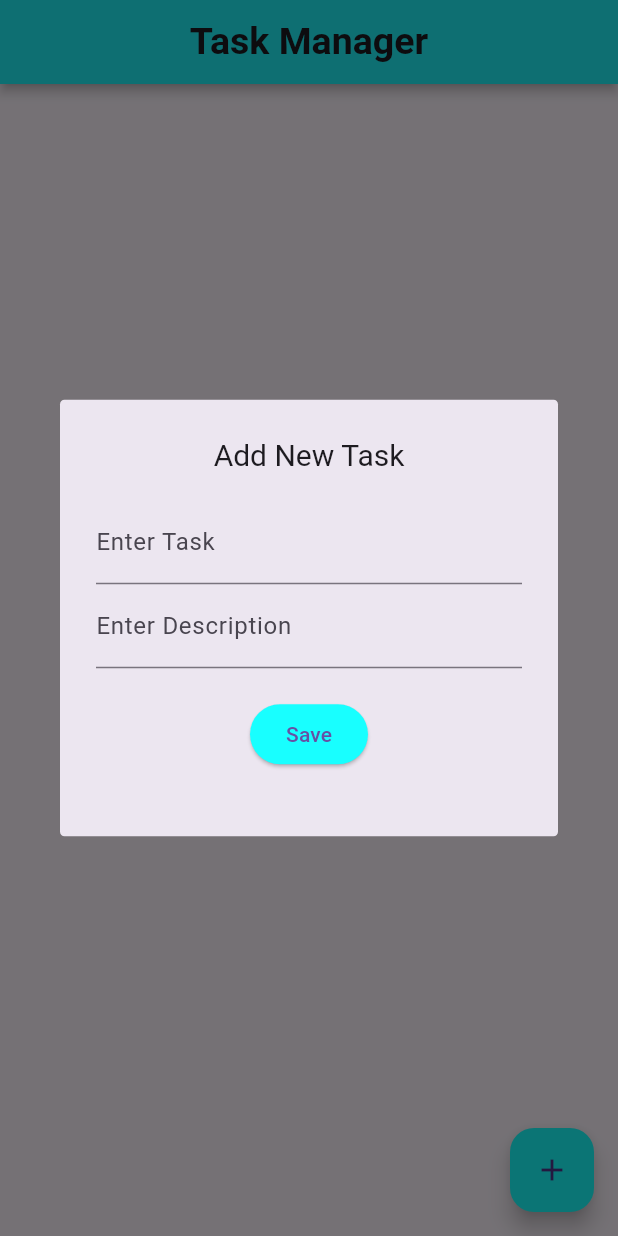
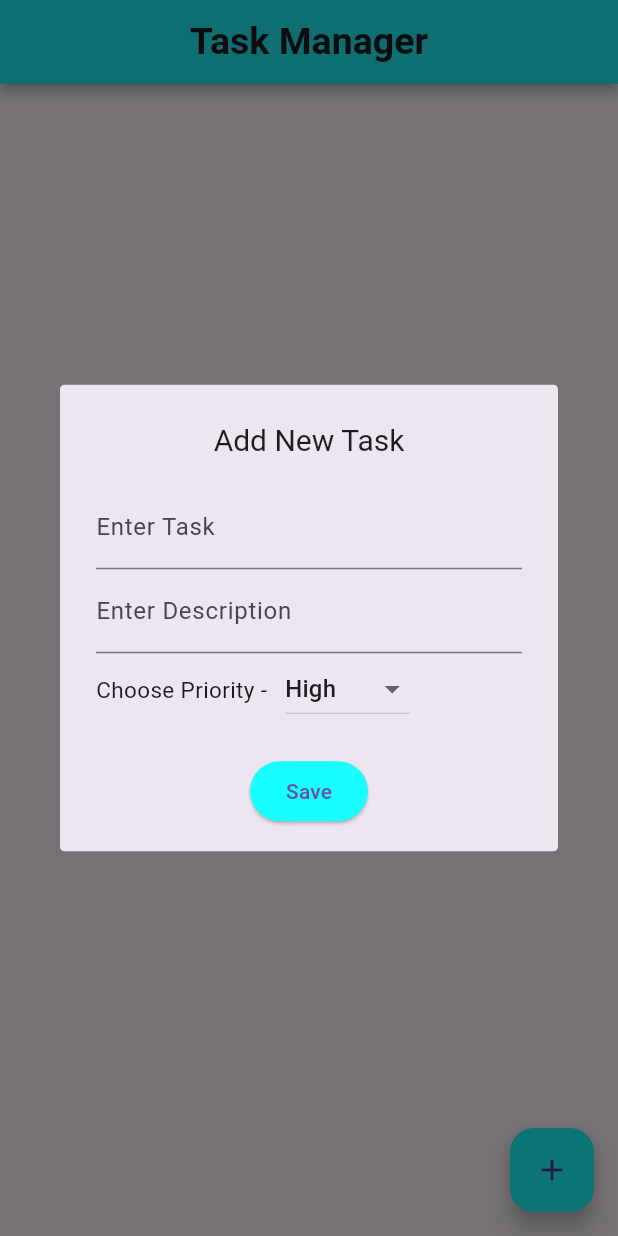
Before and after one commit to piyush-143/task_manager_app, a Flutter app: the screen it shows after launch, after a tap on the "add" icon, on a phone screen of 412 x 824 dp. Run offline on Flutter 3.47's test engine with Material 3 defaults, Android fonts, the phone set to English and light mode, and no system bars.

Commit message:
Add dropDownButton

```diff
--- /dev/null
+++ b/devtools_options.yaml
@@ -0,0 +1,3 @@
+description: This file stores settings for Dart & Flutter DevTools.
+documentation: https://docs.flutter.dev/tools/devtools/extensions#configure-extension-enablement-states
+extensions:
--- a/lib/custom_widgets/custom_dialog_box.dart
+++ b/lib/custom_widgets/custom_dialog_box.dart
@@ -1,15 +1,22 @@
 import 'package:flutter/material.dart';
 import 'package:provider/provider.dart';
+import 'package:task_manager_app/custom_widgets/custom_drop_down_button.dart';
+import 'package:task_manager_app/view_model/priority_provider.dart';
 import 'package:task_manager_app/view_model/task_list_provider.dart';
 
 class CustomDialogBox extends StatefulWidget {
+  Widget priorityWidget = Row();
   final titleController, descpController;
+  String heading;
   VoidCallback onPress;
-  CustomDialogBox(
-      {super.key,
-      required this.onPress,
-      required this.titleController,
-      required this.descpController});
+  CustomDialogBox({
+    super.key,
+    required this.onPress,
+    required this.titleController,
+    required this.descpController,
+    required this.priorityWidget,
+    required this.heading,
+  });
 
   @override
   State<CustomDialogBox> createState() => _CustomDialogBoxState();
@@ -22,15 +29,15 @@ class _CustomDialogBoxState extends State<CustomDialogBox> {
         Provider.of<TaskListProvider>(context, listen: false);
 
     return AlertDialog(
-      title: const Text(
-        "Add New Task",
+      title: Text(
+        widget.heading,
         textAlign: TextAlign.center,
         style: TextStyle(fontSize: 20),
       ),
       shape: RoundedRectangleBorder(borderRadius: BorderRadius.circular(3)),
       content: Container(
         width: 350,
-        height: 200,
+        height: 220,
         child: Column(
           children: [
             TextFormField(
@@ -41,6 +48,7 @@ class _CustomDialogBoxState extends State<CustomDialogBox> {
               controller: widget.descpController,
               decoration: const InputDecoration(labelText: 'Enter Description'),
             ),
+            widget.priorityWidget,
             const SizedBox(
               height: 20,
             ),
--- /dev/null
+++ b/lib/custom_widgets/custom_drop_down_button.dart
@@ -0,0 +1,38 @@
+import 'package:flutter/material.dart';
+import 'package:provider/provider.dart';
+
+import '../view_model/priority_provider.dart';
+
+class CustomDropDownButton extends StatefulWidget {
+  ValueChanged<String?> onChanged;
+  //final String val;
+   CustomDropDownButton({super.key,required this.onChanged});
+
+  @override
+  State<CustomDropDownButton> createState() => _CustomDropDownButtonState();
+}
+
+class _CustomDropDownButtonState extends State<CustomDropDownButton> {
+  @override
+  Widget build(BuildContext context) {
+    return Padding(
+      padding: const EdgeInsets.symmetric(horizontal: 12.0),
+      child: Consumer<PriorityProvider>(
+        builder: (context, value, child) => DropdownButton<String>(
+          value: value.dropdownValue,
+          elevation: 3,
+          // onChanged: (String? newValue) {
+          //   value.setDropDownValue(newValue!);
+          // },
+          onChanged: widget.onChanged,
+          items: value.items.map<DropdownMenuItem<String>>((String item) {
+            return DropdownMenuItem<String>(
+              value: item,
+              child: Text(item),
+            );
+          }).toList(),
+        ),
+      ),
+    );
+  }
+}
--- a/lib/main.dart
+++ b/lib/main.dart
@@ -1,6 +1,7 @@
 import 'package:flutter/material.dart';
 import 'package:provider/provider.dart';
 import 'package:task_manager_app/view/home_view.dart';
+import 'package:task_manager_app/view_model/priority_provider.dart';
 import 'package:task_manager_app/view_model/task_list_provider.dart';
 
 void main() {
@@ -16,6 +17,7 @@ class MyApp extends StatelessWidget {
     return MultiProvider(
       providers: [
         ChangeNotifierProvider(create: (_) => TaskListProvider()),
+        ChangeNotifierProvider(create: (_) => PriorityProvider()),
       ],
       child: MaterialApp(
         title: 'Flutter Demo',
--- /dev/null
+++ b/lib/view_model/priority_provider.dart
@@ -0,0 +1,12 @@
+import 'package:flutter/material.dart';
+
+class PriorityProvider with ChangeNotifier {
+  List<String> items = ['High', 'Medium', 'Low'];
+  String _dropdownValue = 'High';
+  String get dropdownValue => _dropdownValue;
+
+  setDropDownValue(String val) {
+    _dropdownValue = val;
+    notifyListeners();
+  }
+}
--- a/lib/view_model/task_list_provider.dart
+++ b/lib/view_model/task_list_provider.dart
@@ -16,5 +16,6 @@ class TaskListProvider with ChangeNotifier {
 
   void deleteTask(int idx) {
     _taskList.removeAt(idx);
+    notifyListeners();
   }
 }
```
Also changed, not shown: lib/custom_widgets/utils.dart (added, +12 -0 lines), lib/view/home_view.dart (+69 -12 lines).
